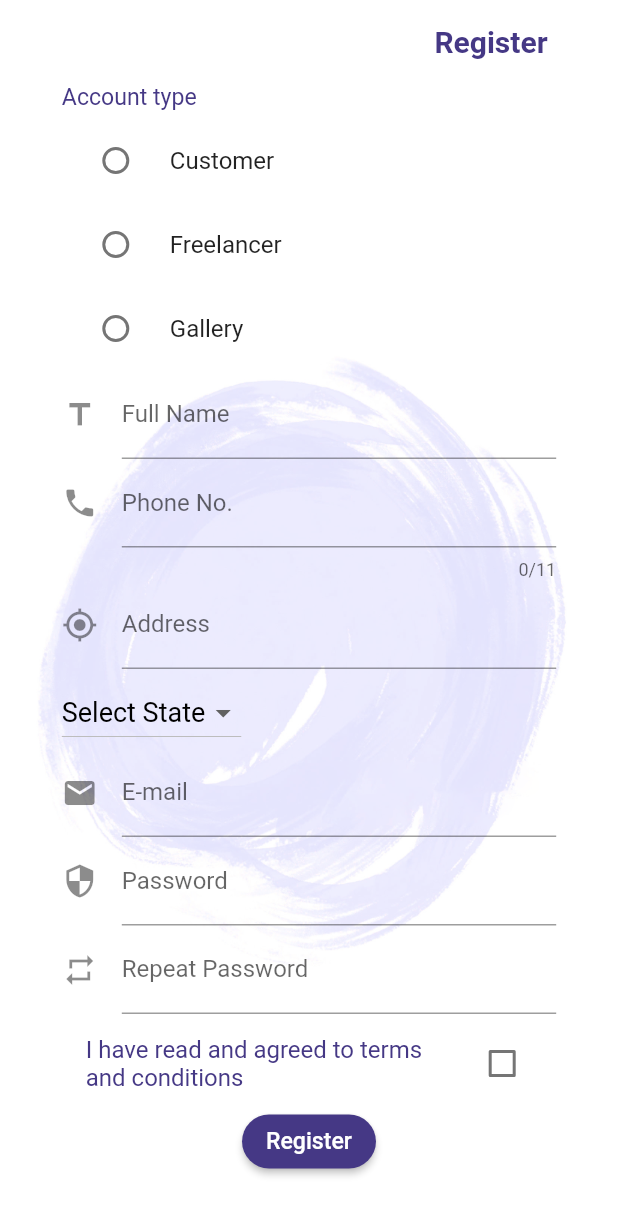
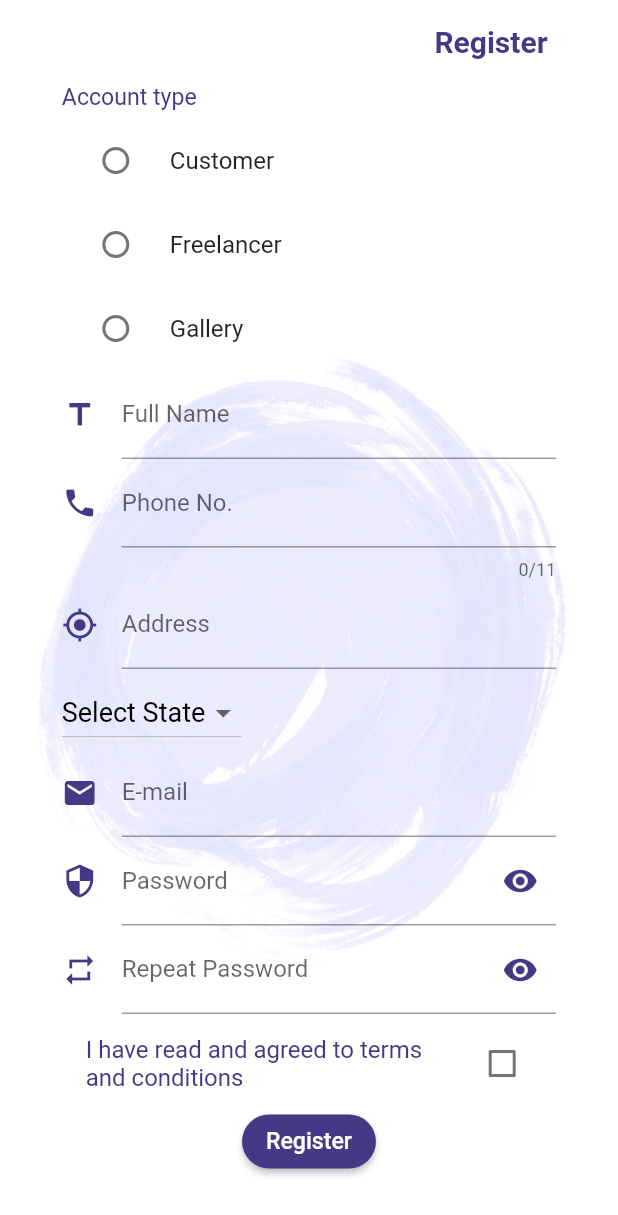
Before and after one commit to silentl007/ArtHub-Flutter, a Flutter app: the RegisterScreen screen opened directly, on a phone screen of 412 x 824 dp. Shown: the top 1215 px of the screen. Run offline on Flutter 3.47's test engine with Material 2 defaults, Android fonts, the phone set to English and light mode, and no system bars; our stand-ins replace carousel_slider, image_picker, shared_preferences, sqflite; missing offline and left inert: cloudinary_client; accounts and stored records are empty; statements that could not run were skipped.

Commit message:
login cursor and border colors changed, password visibility toggleable, registration screen tap enter to go to next item

```diff
--- a/lib/screen/register.dart
+++ b/lib/screen/register.dart
@@ -23,6 +23,8 @@ class _RegisterScreenState extends State<RegisterScreen> {
   final _key = GlobalKey<FormState>();
   final passwordCtrl = TextEditingController();
   bool _check = false;
+  bool showpassword = true;
+  bool showpassword1 = true;
   Color _terms = AppColors.purple;
   Color _stateColor = Colors.black;
   Color _radiocolor = AppColors.purple;
@@ -33,6 +35,7 @@ class _RegisterScreenState extends State<RegisterScreen> {
   @override
   Widget build(BuildContext context) {
     Size size = MediaQuery.of(context).size;
+    final node = FocusScope.of(context);
     double fontSize15 = size.height * 0.01870;
     double padding40 = size.height * 0.05;
     return SafeArea(
@@ -80,10 +83,17 @@ class _RegisterScreenState extends State<RegisterScreen> {
                             });
                       }).toList()),
                       TextFormField(
+                        cursorColor: AppColors.purple,
                         textCapitalization: TextCapitalization.words,
                         keyboardType: TextInputType.name,
+                        textInputAction: TextInputAction.next,
+                        onEditingComplete: () => node.nextFocus(),
                         decoration: InputDecoration(
-                            labelText: 'Full Name', icon: Icon(Icons.title)),
+                            focusedBorder: UnderlineInputBorder(
+                                borderSide:
+                                    BorderSide(color: AppColors.purple)),
+                            labelText: 'Full Name',
+                            icon: Icon(Icons.title, color: AppColors.purple)),
                         onSaved: (text) {
                           setState(() {
                             return registerClass.fullName = text;
@@ -96,10 +106,17 @@ class _RegisterScreenState extends State<RegisterScreen> {
                         },
                       ),
                       TextFormField(
+                        cursorColor: AppColors.purple,
                         keyboardType: TextInputType.number,
+                        textInputAction: TextInputAction.next,
+                        onEditingComplete: () => node.nextFocus(),
                         maxLength: 11,
                         decoration: InputDecoration(
-                            labelText: 'Phone No.', icon: Icon(Icons.phone)),
+                            focusedBorder: UnderlineInputBorder(
+                                borderSide:
+                                    BorderSide(color: AppColors.purple)),
+                            labelText: 'Phone No.',
+                            icon: Icon(Icons.phone, color: AppColors.purple)),
                         onSaved: (text) {
                           setState(() {
                             return registerClass.number = text;
@@ -114,9 +131,17 @@ class _RegisterScreenState extends State<RegisterScreen> {
                         },
                       ),
                       TextFormField(
+                        cursorColor: AppColors.purple,
                         textCapitalization: TextCapitalization.words,
+                        textInputAction: TextInputAction.next,
+                        onEditingComplete: () => node.nextFocus(),
                         decoration: InputDecoration(
-                            labelText: 'Address', icon: Icon(Icons.gps_fixed)),
+                            focusedBorder: UnderlineInputBorder(
+                                borderSide:
+                                    BorderSide(color: AppColors.purple)),
+                            labelText: 'Address',
+                            icon:
+                                Icon(Icons.gps_fixed, color: AppColors.purple)),
                         onSaved: (text) {
                           setState(() {
                             return registerClass.address = text;
@@ -132,10 +157,15 @@ class _RegisterScreenState extends State<RegisterScreen> {
                           ? Column(
                               children: [
                                 TextFormField(
+                                  cursorColor: AppColors.purple,
                                   maxLength: 400,
                                   decoration: InputDecoration(
+                                      focusedBorder: UnderlineInputBorder(
+                                          borderSide: BorderSide(
+                                              color: AppColors.purple)),
                                       labelText: 'About me',
-                                      icon: Icon(Icons.text_fields)),
+                                      icon: Icon(Icons.text_fields,
+                                          color: AppColors.purple)),
                                   onSaved: (text) {
                                     setState(() {
                                       return registerClass.aboutme = text;
@@ -212,9 +242,16 @@ class _RegisterScreenState extends State<RegisterScreen> {
                         ),
                       ),
                       TextFormField(
+                        cursorColor: AppColors.purple,
                         keyboardType: TextInputType.emailAddress,
+                        textInputAction: TextInputAction.next,
+                        onEditingComplete: () => node.nextFocus(),
                         decoration: InputDecoration(
-                            labelText: 'E-mail', icon: Icon(Icons.email)),
+                            focusedBorder: UnderlineInputBorder(
+                                borderSide:
+                                    BorderSide(color: AppColors.purple)),
+                            labelText: 'E-mail',
+                            icon: Icon(Icons.email, color: AppColors.purple)),
                         onSaved: (text) {
                           setState(() {
                             return registerClass.email = text.toLowerCase();
@@ -227,10 +264,33 @@ class _RegisterScreenState extends State<RegisterScreen> {
                         },
                       ),
                       TextFormField(
-                        obscureText: true,
+                        cursorColor: AppColors.purple,
+                        obscureText: showpassword,
                         controller: passwordCtrl,
+                        textInputAction: TextInputAction.next,
+                        onEditingComplete: () => node.nextFocus(),
                         decoration: InputDecoration(
-                            labelText: 'Password', icon: Icon(Icons.security)),
+                            focusedBorder: UnderlineInputBorder(
+                                borderSide:
+                                    BorderSide(color: AppColors.purple)),
+                            suffixIcon: IconButton(
+                              icon: Icon(Icons.remove_red_eye),
+                              color: AppColors.purple,
+                              onPressed: () {
+                                if (showpassword == true) {
+                                  setState(() {
+                                    showpassword = false;
+                                  });
+                                } else {
+                                  setState(() {
+                                    showpassword = true;
+                                  });
+                                }
+                              },
+                            ),
+                            labelText: 'Password',
+                            icon:
+                                Icon(Icons.security, color: AppColors.purple)),
                         onSaved: (text) {
                           setState(() {
                             return registerClass.password = text;
@@ -243,10 +303,31 @@ class _RegisterScreenState extends State<RegisterScreen> {
                         },
                       ),
                       TextFormField(
-                        obscureText: true,
+                        cursorColor: AppColors.purple,
+                        obscureText: showpassword1,
+                        textInputAction: TextInputAction.done,
+                        onEditingComplete: () => node.unfocus(),
                         decoration: InputDecoration(
+                            focusedBorder: UnderlineInputBorder(
+                                borderSide:
+                                    BorderSide(color: AppColors.purple)),
+                            suffixIcon: IconButton(
+                              icon: Icon(Icons.remove_red_eye),
+                              color: AppColors.purple,
+                              onPressed: () {
+                                if (showpassword1 == true) {
+                                  setState(() {
+                                    showpassword1 = false;
+                                  });
+                                } else {
+                                  setState(() {
+                                    showpassword1 = true;
+                                  });
+                                }
+                              },
+                            ),
                             labelText: 'Repeat Password',
-                            icon: Icon(Icons.repeat)),
+                            icon: Icon(Icons.repeat, color: AppColors.purple)),
                         validator: (text) {
                           if (text != passwordCtrl.text) {
                             return 'Passwords do not match!';
@@ -312,6 +393,7 @@ class _RegisterScreenState extends State<RegisterScreen> {
                                   futureDiag(context);
                                   setState(() {
                                     keyForm.reset();
+                                    passwordCtrl.text = '';
                                     defaultaccount = 0;
                                     selectedState = states[0];
                                     _check = false;
@@ -328,6 +410,7 @@ class _RegisterScreenState extends State<RegisterScreen> {
                                 futureDiag(context);
                                 setState(() {
                                   keyForm.reset();
+                                  passwordCtrl.text = '';
                                   defaultaccount = 0;
                                   selectedState = states[0];
                                   _check = false;
```
Also changed, not shown: lib/screen/login.dart (+18 -8 lines), lib/screen/productdetails.dart (+5 -4 lines), lib/screen/user/userprofile.dart (+15 -0 lines).
